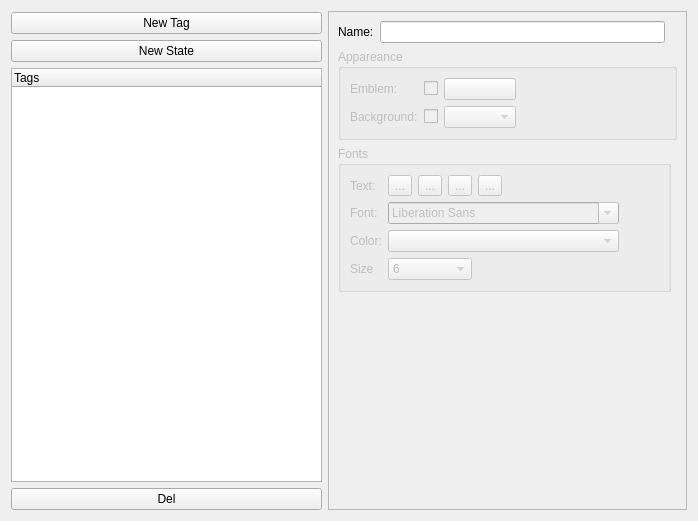
First picture: the form in src/tag/tag_factory.ui, repository leroy-anthony/weshtunotes, before the edit.
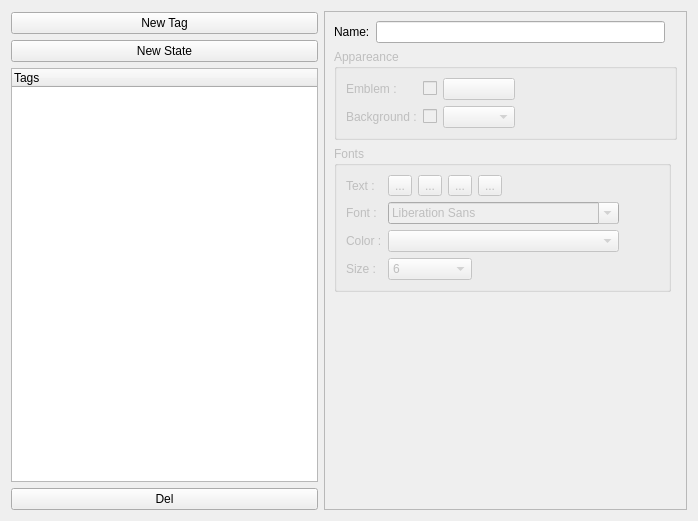
Second picture: the form after the edit. Custom widgets are drawn as their Qt base class.

Commit message: - correction ihm

```diff
--- a/src/tag/tag_factory.ui
+++ b/src/tag/tag_factory.ui
@@ -156,7 +156,7 @@
                <item row="3" column="0">
                 <widget class="QLabel" name="label_6">
                  <property name="text">
-                  <string>Font:</string>
+                  <string>Font :</string>
                  </property>
                 </widget>
                </item>
@@ -166,7 +166,7 @@
                <item row="4" column="0">
                 <widget class="QLabel" name="label_5">
                  <property name="text">
-                  <string>Color:</string>
+                  <string>Color :</string>
                  </property>
                 </widget>
                </item>
@@ -179,7 +179,7 @@
                   </size>
                  </property>
                  <property name="text">
-                  <string>Size</string>
+                  <string>Size :</string>
                  </property>
                 </widget>
                </item>
@@ -275,7 +275,7 @@
                <item row="1" column="0">
                 <widget class="QLabel" name="label_4">
                  <property name="text">
-                  <string>Text:</string>
+                  <string>Text :</string>
                  </property>
                 </widget>
                </item>
@@ -366,14 +366,14 @@
                <item row="0" column="0">
                 <widget class="QLabel" name="label_2">
                  <property name="text">
-                  <string>Emblem:</string>
+                  <string>Emblem :</string>
                  </property>
                 </widget>
                </item>
                <item row="1" column="0">
                 <widget class="QLabel" name="label_3">
                  <property name="text">
-                  <string>Background:</string>
+                  <string>Background :</string>
                  </property>
                 </widget>
                </item>
```
